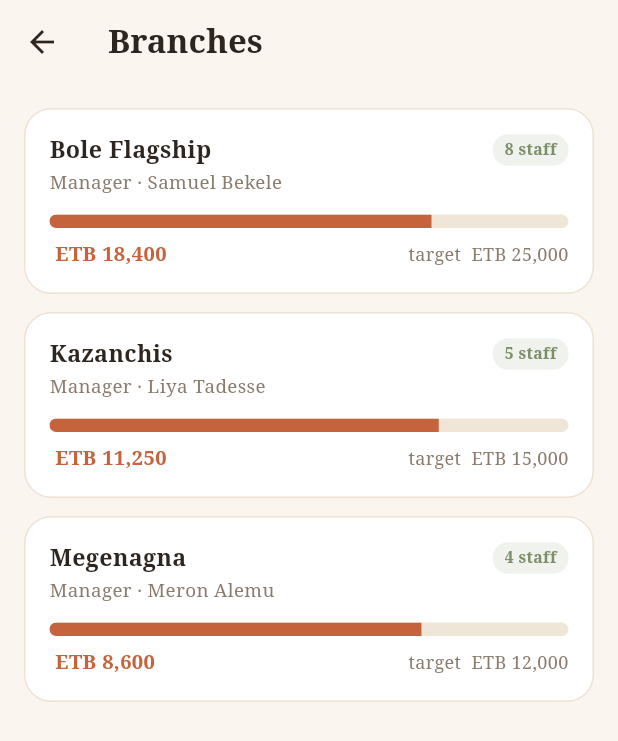
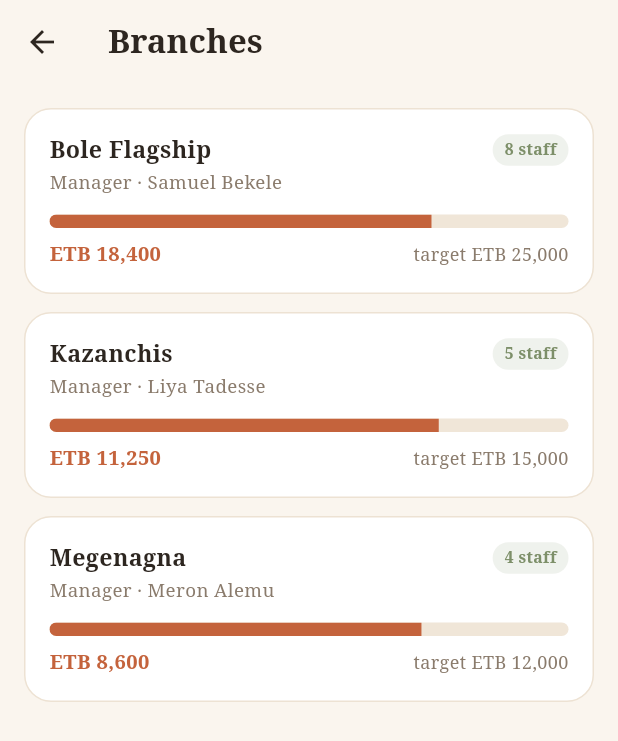
Before and after one commit to L3von36/threadpos-flutter, a Flutter app: the BranchesScreen screen opened directly, on a phone screen of 412 x 824 dp. Shown: the top 741 px of the screen. Run offline on Flutter 3.47's test engine with Material 3 defaults, Android fonts, the phone set to English and light mode, and no system bars; our stand-ins replace shared_preferences; missing offline and left inert: mobile_scanner; accounts and stored records are empty.

Commit message:
Fix money() leading space

```diff
--- a/lib/utils/format.dart
+++ b/lib/utils/format.dart
@@ -10,7 +10,7 @@ String money(double value) {
     if (remaining > 0 && remaining % 3 == 0) buf.write(',');
   }
   final String sign = value < 0 ? '-' : '';
-  return '$sign ETB $buf';
+  return '${sign}ETB $buf';
 }
 
 String hourLabel(int hour) {
```
